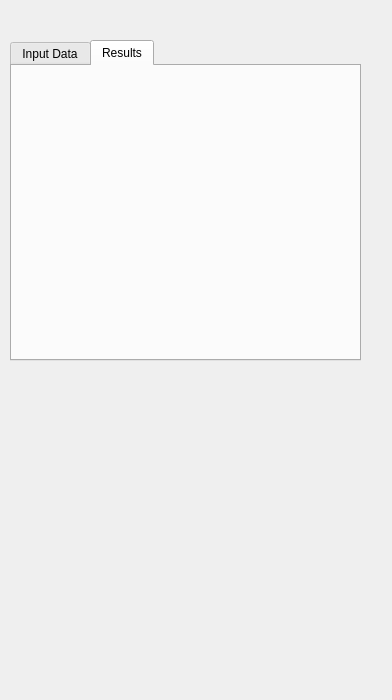
Above: DockWidgets/DockWidgetShortcutColumn.ui from FOSSEE/Chemical-Simulator-GUI before the change. Below: the same form after it.
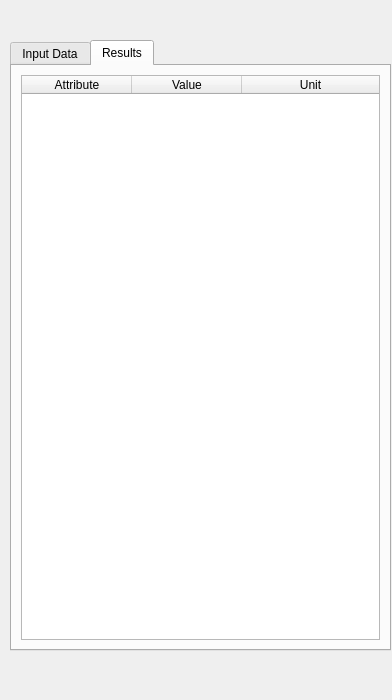
That is the form after the change. The open tabs and pages were chosen to show the change.

The edit to the form file:
```diff
--- a/DockWidgets/DockWidgetShortcutColumn.ui
+++ b/DockWidgets/DockWidgetShortcutColumn.ui
@@ -33,8 +33,8 @@
     <rect>
      <x>10</x>
      <y>40</y>
-     <width>351</width>
-     <height>321</height>
+     <width>381</width>
+     <height>611</height>
     </rect>
    </property>
    <property name="currentIndex">
@@ -287,6 +287,36 @@
     <attribute name="title">
      <string>Results</string>
     </attribute>
+    <layout class="QHBoxLayout" name="horizontalLayout">
+     <item>
+      <widget class="QTableWidget" name="tableWidget">
+       <property name="columnCount">
+        <number>3</number>
+       </property>
+       <attribute name="horizontalHeaderDefaultSectionSize">
+        <number>110</number>
+       </attribute>
+       <attribute name="horizontalHeaderStretchLastSection">
+        <bool>true</bool>
+       </attribute>
+       <column>
+        <property name="text">
+         <string>Attribute</string>
+        </property>
+       </column>
+       <column>
+        <property name="text">
+         <string>Value</string>
+        </property>
+       </column>
+       <column>
+        <property name="text">
+         <string>Unit</string>
+        </property>
+       </column>
+      </widget>
+     </item>
+    </layout>
    </widget>
   </widget>
  </widget>
```
